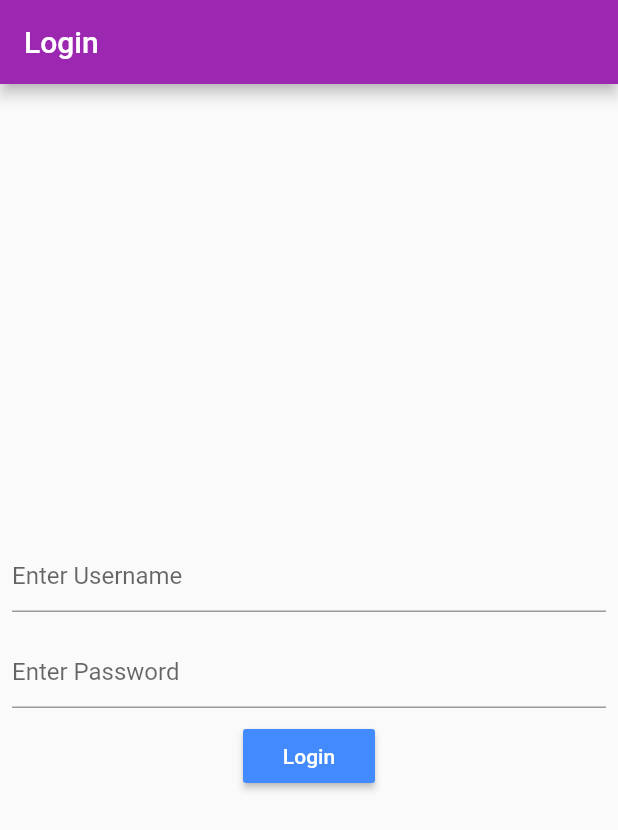
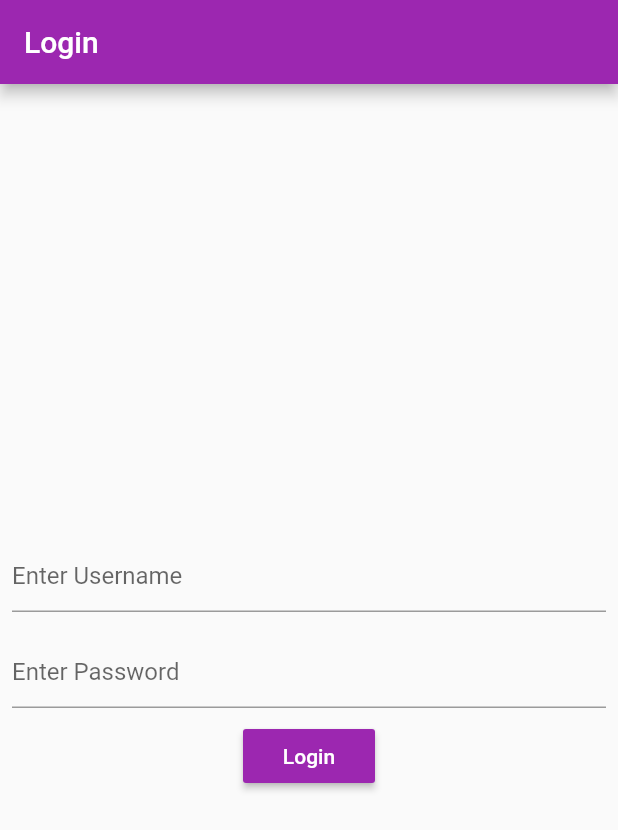
Before and after one commit to NatnaelAlemayehu/Cardio_Workout_Flutter_App, a Flutter app: the LoginScreen screen opened directly, on a phone screen of 412 x 824 dp. Shown: the top 830 px of the screen. Run offline on Flutter 3.47's test engine with Material 2 defaults, Android fonts, the phone set to English and light mode, and no system bars; our stand-ins replace font_awesome_flutter, shimmer; network calls fail.

Commit message:
color change

```diff
--- a/lib/login_screen.dart
+++ b/lib/login_screen.dart
@@ -32,7 +32,7 @@ class LoginScreen extends StatelessWidget {
                   MaterialButton(
                     onPressed: () {},
                     child: Text("Login", style: TextStyle(color: Colors.white)),
-                    color: Colors.blueAccent,
+                    color: Colors.purple,
                   )
                 ],
               )
```
